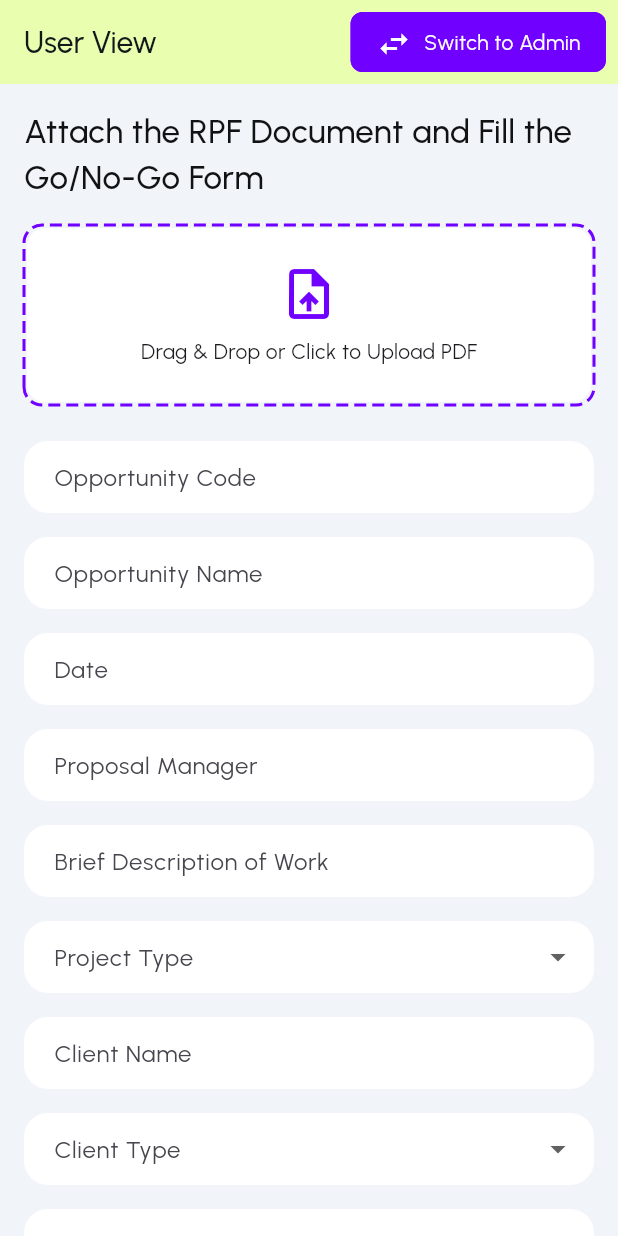
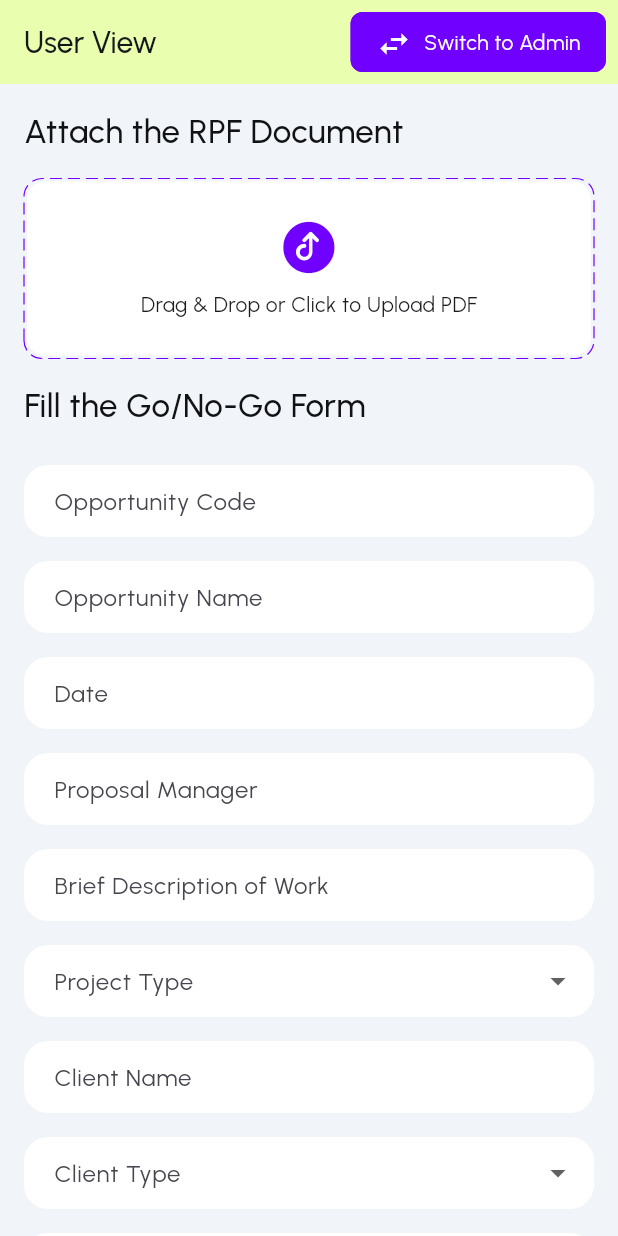
Before and after one commit to DebdaruDG/JasaraPOC, a Flutter app: the screen it shows after launch, on a phone screen of 412 x 824 dp. Run offline on Flutter 3.47's test engine with Material 3 defaults, Android fonts, the phone set to English and light mode, and no system bars; drawn by our look-alikes of dotted_border; our stand-ins replace file_picker.

Commit message:
New more design refinements

```diff
--- a/lib/views/user/assessment_page.dart
+++ b/lib/views/user/assessment_page.dart
@@ -106,7 +106,6 @@ class AssessmentPage extends StatelessWidget {
           Container(
             width: double.infinity,
             padding: const EdgeInsets.all(12),
-            // ),
             child:
                 isLoading
                     ? _buildSparkleLoader()
--- a/lib/views/user/home_page.dart
+++ b/lib/views/user/home_page.dart
@@ -1,5 +1,6 @@
 import 'dart:io';
 import 'package:dotted_border/dotted_border.dart';
+import 'package:flutter/cupertino.dart';
 import 'package:flutter/material.dart';
 import '../../core/services/file_service.dart';
 import '../../widgets/utils/app_button.dart';
@@ -60,7 +61,7 @@ class _HomePageState extends State<HomePage> {
         radius: const Radius.circular(12),
         color: JasaraPalette.primary,
         dashPattern: const [8, 4],
-        strokeWidth: 2,
+        strokeWidth: 0.8,
         child: Container(
           width: double.infinity,
           padding: const EdgeInsets.all(24),
@@ -73,7 +74,7 @@ class _HomePageState extends State<HomePage> {
                   ? Column(
                     children: const [
                       Icon(
-                        Icons.upload_file,
+                        CupertinoIcons.upload_circle_fill,
                         size: 40,
                         color: JasaraPalette.primary,
                       ),
@@ -190,7 +191,7 @@ class _HomePageState extends State<HomePage> {
             crossAxisAlignment: CrossAxisAlignment.start,
             children: [
               Text(
-                "Attach the RPF Document and Fill the Go/No-Go Form ",
+                "Attach the RPF Document",
                 style: JasaraTextStyles.primaryText500.copyWith(
                   fontSize: 22,
                   color: JasaraPalette.dark2,
@@ -198,6 +199,14 @@ class _HomePageState extends State<HomePage> {
               ),
               const SizedBox(height: 16),
               _buildFileUploadField(),
+              const SizedBox(height: 16),
+              Text(
+                "Fill the Go/No-Go Form ",
+                style: JasaraTextStyles.primaryText500.copyWith(
+                  fontSize: 22,
+                  color: JasaraPalette.dark2,
+                ),
+              ),
               const SizedBox(height: 24),
               Wrap(
                 spacing: 16,
```
